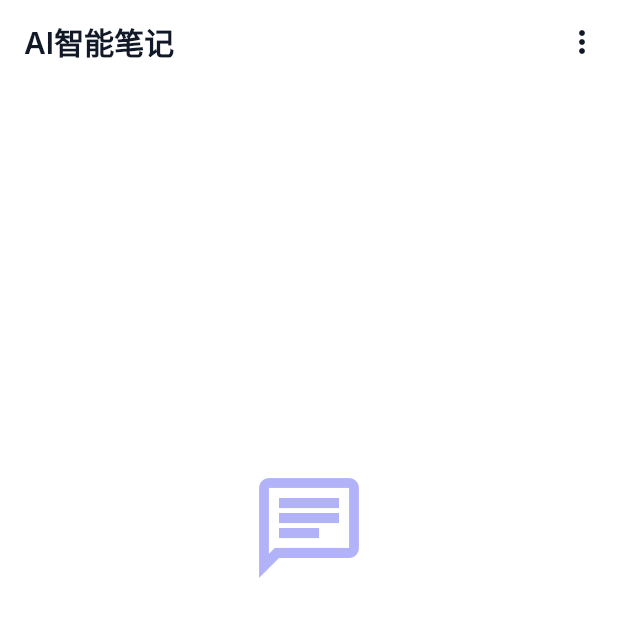
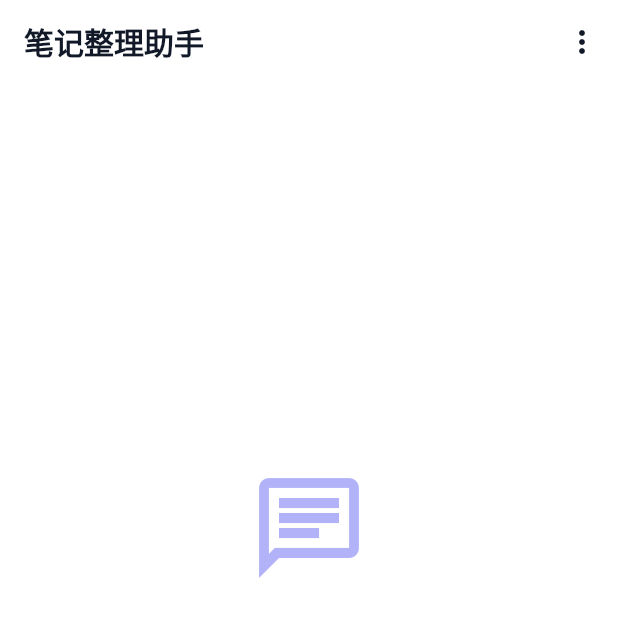
Before and after one commit to Lvlin-Qiuyu/ze-memo, a Flutter app: the screen it shows after launch, on a phone screen of 412 x 824 dp, the top half of it. Run offline on Flutter 3.47's test engine with Material 3 defaults, Android fonts, the light colour scheme and no system bars; our stand-ins replace dio, google_fonts, shared_preferences; statements that could not run were skipped.

Commit message:
替换应用图标和应用名称

```diff
--- a/lib/presentation/pages/chat_page.dart
+++ b/lib/presentation/pages/chat_page.dart
@@ -93,7 +93,7 @@ class _ChatPageState extends State<ChatPage> {
   Widget build(BuildContext context) {
     return Scaffold(
       appBar: AppBar(
-        title: const Text('AI智能笔记'),
+        title: const Text('笔记整理助手'),
         actions: [
           Consumer<ChatProvider>(
             builder: (context, chatProvider, child) {
```
Also changed, not shown: pubspec.yaml (+14 -4 lines), assets/images/icon.png (added), pubspec.lock, 38 other files.
